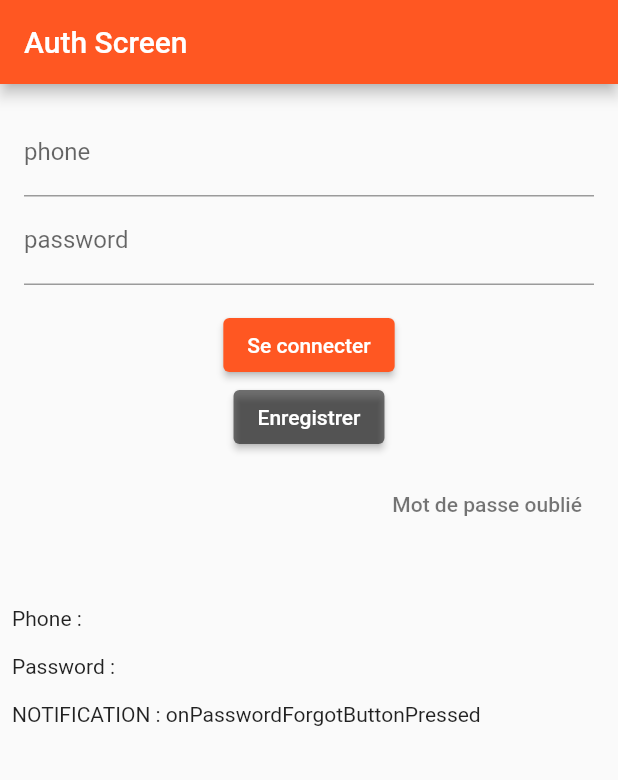
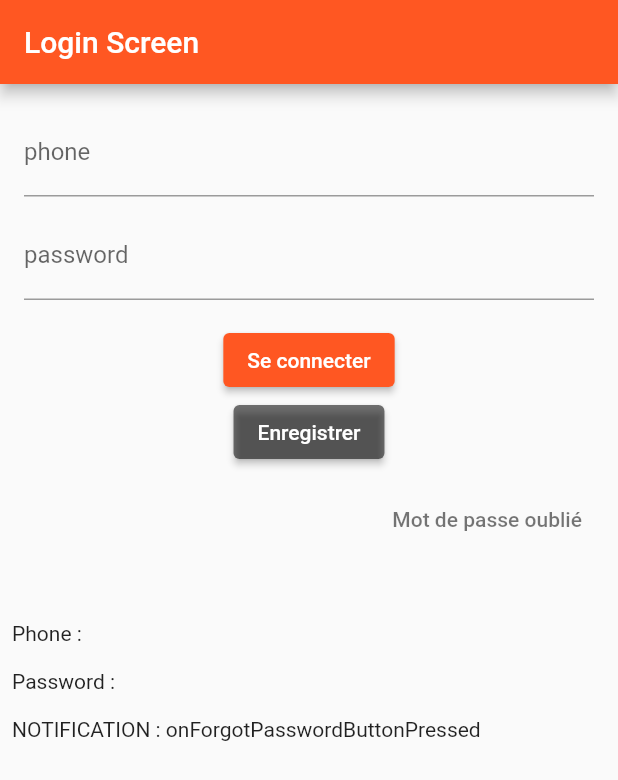
Before and after one commit to francisnnumbi/working_on_technics, a Flutter app: the screen it shows after launch, after a tap on "Se connecter", after a tap on "Enregistrer", after a tap on "Mot de passe oublié", on a phone screen of 412 x 824 dp. Shown: the top 780 px of the screen. Run offline on Flutter 3.47's test engine with Material 2 defaults, Android fonts, the light colour scheme and no system bars; our stand-ins replace get, get_storage, open_file, pdf, permission_handler, printing; missing offline and left inert: flutter_sound_lite.

Commit message:
working around login

```diff
--- a/lib/modules/module12/auth_screen.dart
+++ b/lib/modules/module12/auth_screen.dart
@@ -14,11 +14,11 @@ class AuthScreen extends StatelessWidget {
   Widget build(BuildContext context) {
     return Scaffold(
       appBar: AppBar(
-        title: const Text('Auth Screen'),
+        title: const Text('Login Screen'),
       ),
       body: ListView(
         children: [
-          Login(
+          LoginView(
             input1: "phone",
             obscureText: true,
             onAuthenticated: (Map<String, dynamic> map) {
@@ -27,8 +27,8 @@ class AuthScreen extends StatelessWidget {
             onRegisterButtonPressed: () {
               notification.value = 'onRegisterButtonPressed';
             },
-            onPasswordForgotButtonPressed: () {
-              notification.value = 'onPasswordForgotButtonPressed';
+            onForgotPasswordButtonPressed: () {
+              notification.value = 'onForgotPasswordButtonPressed';
             },
           ),
           const SizedBox(
--- a/packages/my_auth/lib/src/login.dart
+++ b/packages/my_auth/lib/src/login.dart
@@ -2,8 +2,8 @@ library my_auth;
 
 import 'package:flutter/material.dart';
 
-class Login extends StatelessWidget {
-  Login({
+class LoginView extends StatelessWidget {
+  LoginView({
     Key? key,
     this.input1 = "email",
     this.input2 = "password",
@@ -13,7 +13,7 @@ class Login extends StatelessWidget {
     this.forgotPasswordButtonText = "Mot de passe oublié",
     required this.onAuthenticated,
     this.onRegisterButtonPressed,
-    this.onPasswordForgotButtonPressed,
+    this.onForgotPasswordButtonPressed,
   }) : super(key: key);
   final String loginButtonText;
   final String registerButtonText;
@@ -30,7 +30,7 @@ class Login extends StatelessWidget {
    */
   final ValueChanged<Map<String, dynamic>> onAuthenticated;
   final VoidCallback? onRegisterButtonPressed;
-  final VoidCallback? onPasswordForgotButtonPressed;
+  final VoidCallback? onForgotPasswordButtonPressed;
 
   final TextEditingController emailController = TextEditingController();
   final TextEditingController passwordController = TextEditingController();
@@ -49,6 +49,9 @@ class Login extends StatelessWidget {
                   decoration: InputDecoration(
                     labelText: input1,
                   ),
+                ),
+                const SizedBox(
+                  height: 10,
                 ),
                 TextFormField(
                   controller: passwordController,
@@ -77,18 +80,19 @@ class Login extends StatelessWidget {
                     onPressed: onRegisterButtonPressed,
                     child: Text(registerButtonText),
                   ),
-                if (onRegisterButtonPressed != null)
+                if (onRegisterButtonPressed != null &&
+                    onForgotPasswordButtonPressed != null)
                   const SizedBox(
                     height: 10,
                   ),
-                if (onPasswordForgotButtonPressed != null)
+                if (onForgotPasswordButtonPressed != null)
                   Align(
                     alignment: Alignment.centerRight,
                     child: TextButton(
                       style: TextButton.styleFrom(
                         primary: Theme.of(context).unselectedWidgetColor,
                       ),
-                      onPressed: onPasswordForgotButtonPressed,
+                      onPressed: onForgotPasswordButtonPressed,
                       child: Text(forgotPasswordButtonText),
                     ),
                   ),
```
